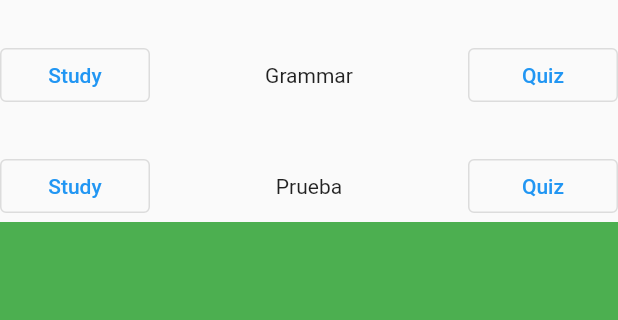
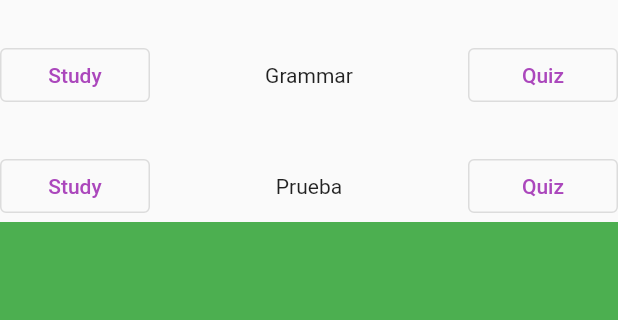
Before and after one commit to Osenian/reien, a Flutter app: the screen it shows after launch, after a tap on "Gramática", on a phone screen of 412 x 824 dp, the part 84-404 px from its top. Run offline on Flutter 3.47's test engine with Material 2 defaults, Android fonts, the phone set to English and light mode, and no system bars; our stand-ins replace share_plus.

Commit message:
Agrega style a botones

```diff
--- a/lib/screens/grammar.dart
+++ b/lib/screens/grammar.dart
@@ -64,6 +64,9 @@ class Fila extends StatelessWidget {
           SizedBox(
             width: 100,
             child: OutlinedButton(
+              style: OutlinedButton.styleFrom(
+                foregroundColor: Colors.purple[400],
+              ),
               onPressed: () {
                 final lowercaseTexto = texto.toLowerCase();
                 Share.share('I am studying $lowercaseTexto!');
@@ -79,6 +82,9 @@ class Fila extends StatelessWidget {
           SizedBox(
             width: 100,
             child: OutlinedButton(
+              style: OutlinedButton.styleFrom(
+                foregroundColor: Colors.purple[400],
+              ),
               onPressed: () async {
                 final img = await rootBundle.load('images/congratulations.png');
                 final bufferImg = img.buffer;
--- a/lib/screens/home.dart
+++ b/lib/screens/home.dart
@@ -47,6 +47,9 @@ class Home extends StatelessWidget {
               mainAxisAlignment: MainAxisAlignment.center,
               children: <Widget>[
                 ElevatedButton(
+                  style: ElevatedButton.styleFrom(
+                    backgroundColor: Colors.purple[400],
+                  ),
                   onPressed: () {
                     Navigator.push(
                       context,
```
